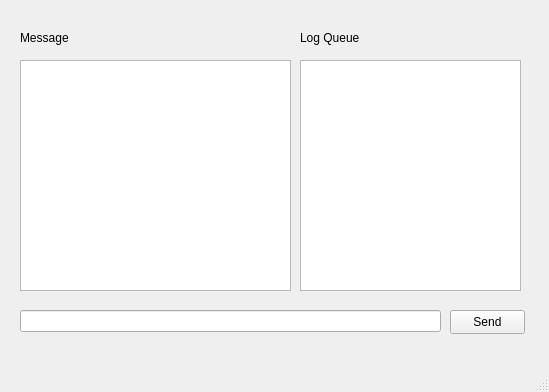
Qt form RHJ/mainwindow.ui (heejin5484/Veda_Mini2) before a commit.
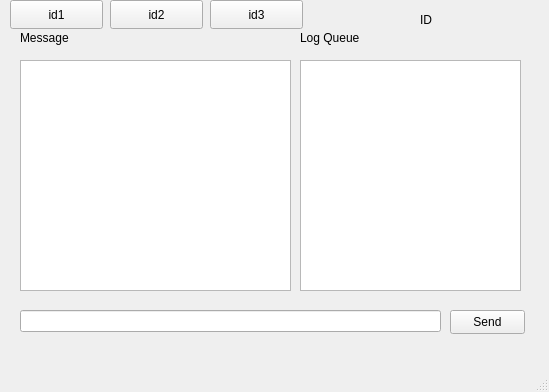
The same form after that commit.

What changed in the file:
```diff
--- a/RHJ/mainwindow.ui
+++ b/RHJ/mainwindow.ui
@@ -92,6 +92,58 @@
      <string>Log Queue</string>
     </property>
    </widget>
+   <widget class="QPushButton" name="idButton_1">
+    <property name="geometry">
+     <rect>
+      <x>10</x>
+      <y>0</y>
+      <width>93</width>
+      <height>29</height>
+     </rect>
+    </property>
+    <property name="text">
+     <string>id1</string>
+    </property>
+   </widget>
+   <widget class="QPushButton" name="idButton_2">
+    <property name="geometry">
+     <rect>
+      <x>110</x>
+      <y>0</y>
+      <width>93</width>
+      <height>29</height>
+     </rect>
+    </property>
+    <property name="text">
+     <string>id2</string>
+    </property>
+   </widget>
+   <widget class="QPushButton" name="idButton_3">
+    <property name="geometry">
+     <rect>
+      <x>210</x>
+      <y>0</y>
+      <width>93</width>
+      <height>29</height>
+     </rect>
+    </property>
+    <property name="text">
+     <string>id3</string>
+    </property>
+   </widget>
+   <widget class="QLabel" name="idLabel">
+    <property name="geometry">
+     <rect>
+      <x>420</x>
+      <y>10</y>
+      <width>101</width>
+      <height>20</height>
+     </rect>
+    </property>
+    <property name="text">
+     <string>ID</string>
+    </property>
+   </widget>
   </widget>
   <widget class="QMenuBar" name="menubar">
    <property name="geometry">
```
Left out of the diff: 2 changed lines with no effect on the pictures.
